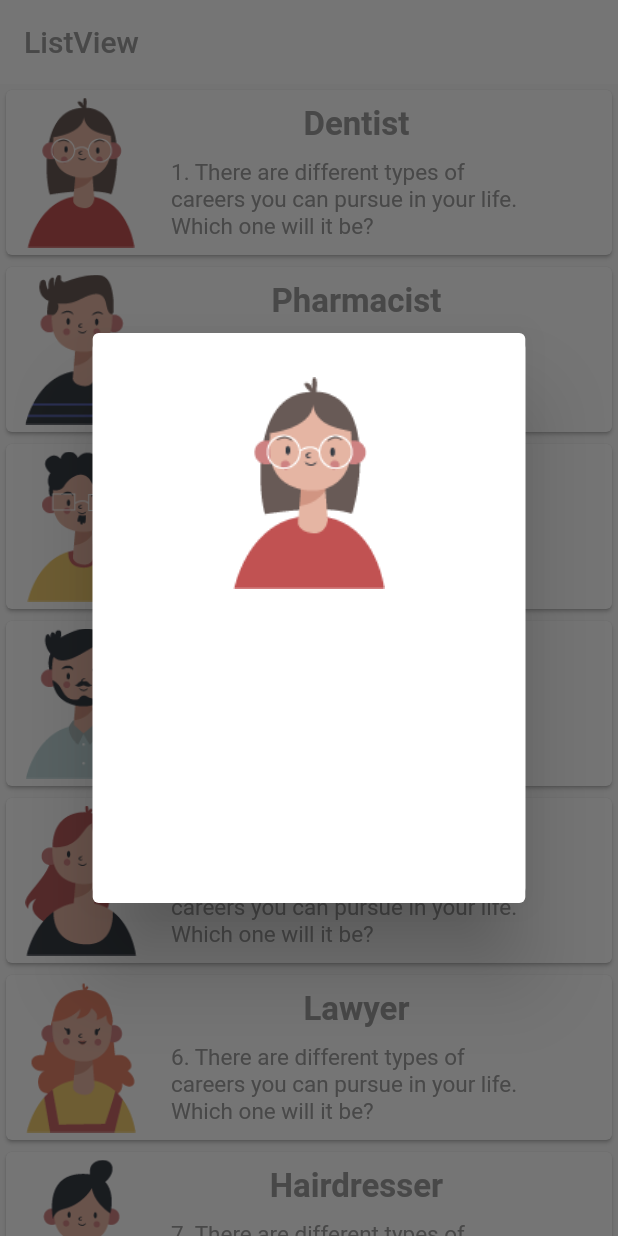
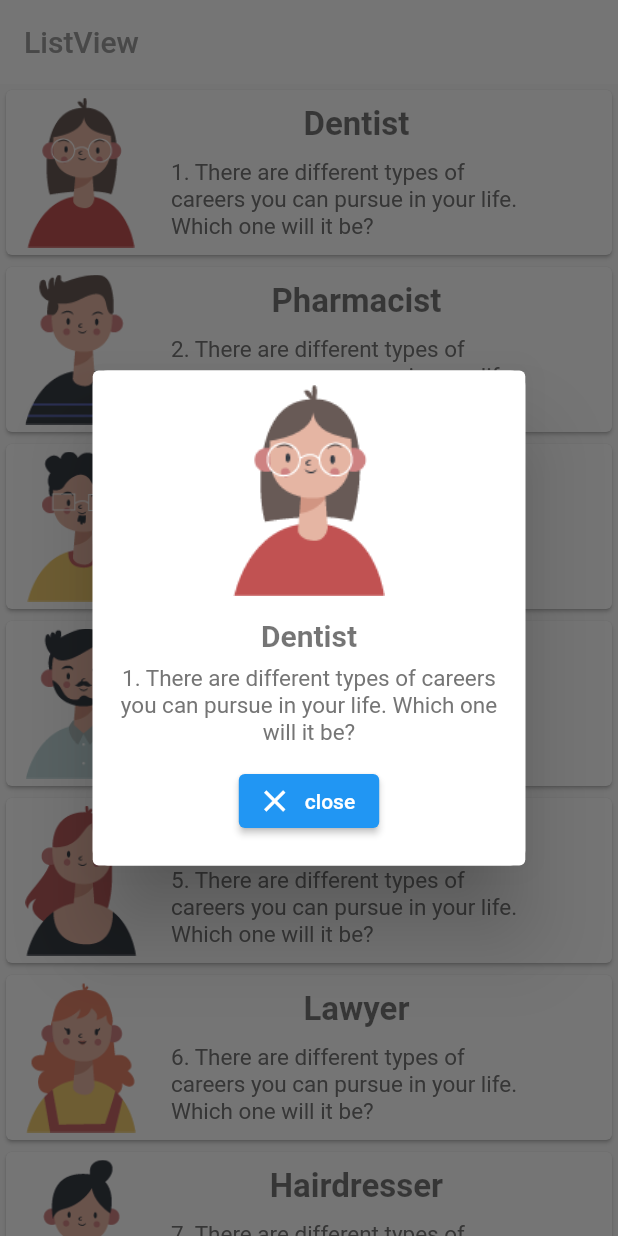
Before and after one commit to moonyah/summer_practice_app, a Flutter app: the ListViewPage screen opened directly, after a tap on "Dentist", on a phone screen of 412 x 824 dp. Run offline on Flutter 3.47's test engine with Material 2 defaults, Android fonts, the light colour scheme and no system bars; our stand-ins replace introduction_screen.

Commit message:
Dialog popup

```diff
--- a/lib/listview.dart
+++ b/lib/listview.dart
@@ -54,7 +54,7 @@ class _ListViewPageState extends State<ListViewPage> {
           return Dialog(
             child: Container(
               width: MediaQuery.of(context).size.width * 0.7,
-              height: 380,
+              height: 330,
               decoration: BoxDecoration(
                 borderRadius: BorderRadius.circular(10),
                 color: Colors.white,
@@ -63,11 +63,34 @@ class _ListViewPageState extends State<ListViewPage> {
                 children: [
                   ClipRRect(
                     borderRadius: BorderRadius.circular(10),
-                    child: Image.asset(image, width: 200, height: 200),
+                    child: Image.asset(image, width: 200, height: 160),
                   ), // circleAvatar 위젯이랑 비슷하고 이미지를 사각형으로 출력해줌
                   const SizedBox(
-                    height: 10,
-                  )
+                    height: 5,
+                  ),
+                  Text(title,
+                      style: const TextStyle(
+                          fontSize: 20,
+                          fontWeight: FontWeight.bold,
+                          color: Colors.black54)),
+                  Padding(
+                    padding: const EdgeInsets.all(8),
+                    child: Text(
+                      description,
+                      maxLines: 3, // description 이 최대 몇 줄까지 보여질 것인지 지정
+                      style: TextStyle(fontSize: 15, color: Colors.grey[600]),
+                      textAlign: TextAlign.center,
+                    ),
+                  ),
+                  const SizedBox(
+                    height: 5,
+                  ),
+                  ElevatedButton.icon(
+                      onPressed: () {
+                        Navigator.pop(context);
+                      },
+                      icon: const Icon(Icons.close),
+                      label: const Text('close'))
                 ],
               ),
             ),
@@ -115,7 +138,7 @@ class _ListViewPageState extends State<ListViewPage> {
                           style: const TextStyle(
                               fontSize: 22,
                               fontWeight: FontWeight.bold,
-                              color: Colors.grey),
+                              color: Colors.black54),
                         ),
                         const SizedBox(
                           height: 10,
@@ -125,7 +148,7 @@ class _ListViewPageState extends State<ListViewPage> {
                           child: Text(
                             description[index],
                             style: TextStyle(
-                                fontSize: 15, color: Colors.grey[500]),
+                                fontSize: 15, color: Colors.grey[600]),
                           ),
                         )
                       ],
```
